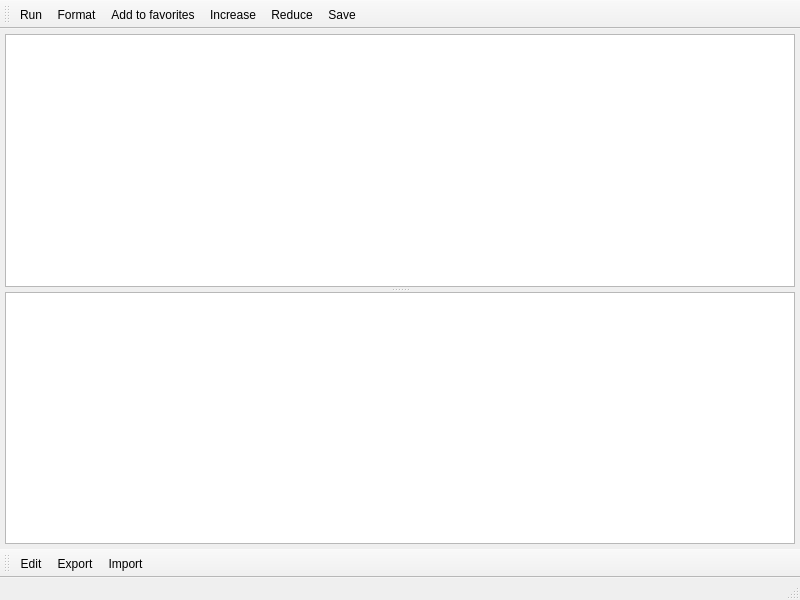
Qt form src/sql.ui (GS-Giuliano/SequelFast) before a commit.
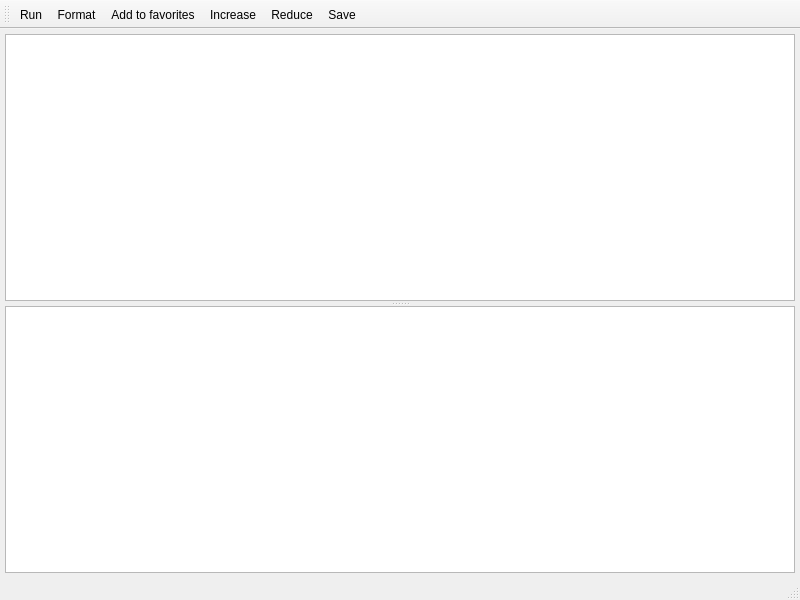
The same form after that commit. Icons and pictures are not drawn.

The edit to the form file:
```diff
--- a/src/sql.ui
+++ b/src/sql.ui
@@ -115,32 +115,6 @@
    <addaction name="actionReduce"/>
    <addaction name="actionSave"/>
   </widget>
-  <widget class="QToolBar" name="toolBarData">
-   <property name="windowTitle">
-    <string>toolBar_2</string>
-   </property>
-   <property name="styleSheet">
-    <string notr="true"/>
-   </property>
-   <property name="iconSize">
-    <size>
-     <width>20</width>
-     <height>20</height>
-    </size>
-   </property>
-   <property name="toolButtonStyle">
-    <enum>Qt::ToolButtonStyle::ToolButtonIconOnly</enum>
-   </property>
-   <attribute name="toolBarArea">
-    <enum>BottomToolBarArea</enum>
-   </attribute>
-   <attribute name="toolBarBreak">
-    <bool>false</bool>
-   </attribute>
-   <addaction name="actionEdit"/>
-   <addaction name="actionExport"/>
-   <addaction name="actionImport"/>
-  </widget>
   <action name="actionRun">
    <property name="icon">
     <iconset resource="../icons.qrc">
@@ -249,36 +223,6 @@
     <enum>QAction::MenuRole::NoRole</enum>
    </property>
   </action>
-  <action name="actionExport">
-   <property name="icon">
-    <iconset resource="../icons.qrc">
-     <normaloff>:/icons/resources/export.svg</normaloff>:/icons/resources/export.svg</iconset>
-   </property>
-   <property name="text">
-    <string>Export</string>
-   </property>
-   <property name="toolTip">
-    <string>Export</string>
-   </property>
-   <property name="menuRole">
-    <enum>QAction::MenuRole::NoRole</enum>
-   </property>
-  </action>
-  <action name="actionImport">
-   <property name="icon">
-    <iconset resource="../icons.qrc">
-     <normaloff>:/icons/resources/frame.svg</normaloff>:/icons/resources/frame.svg</iconset>
-   </property>
-   <property name="text">
-    <string>Import</string>
-   </property>
-   <property name="toolTip">
-    <string>Import</string>
-   </property>
-   <property name="menuRole">
-    <enum>QAction::MenuRole::NoRole</enum>
-   </property>
-  </action>
   <action name="actionEdit">
    <property name="icon">
     <iconset resource="../icons.qrc">
```
Left out of the diff: 2 changed lines with no effect on the pictures.
